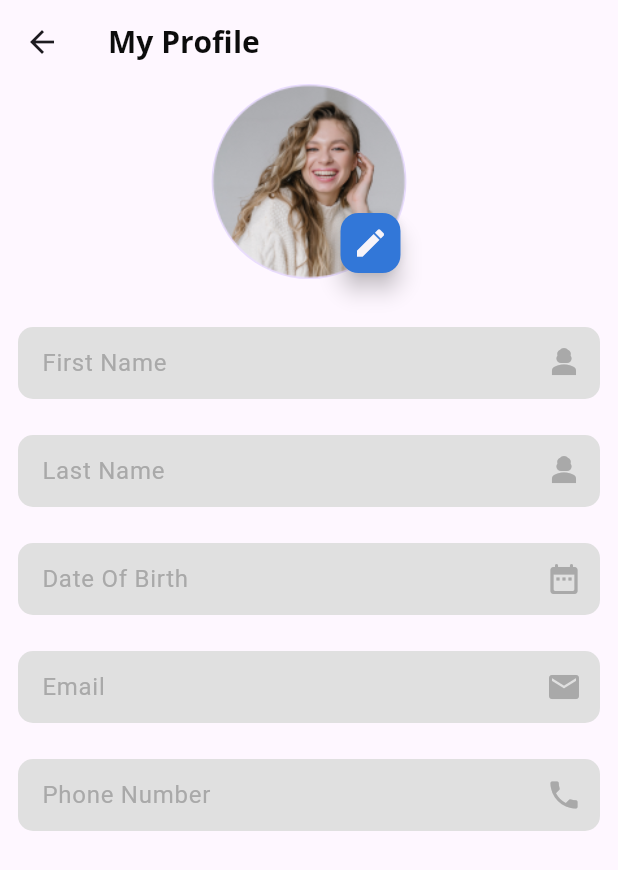
After one commit to kimoo112/Parking-Point, a Flutter app: the ProfileView screen opened directly, on a phone screen of 412 x 824 dp. The commit adds this screen. Shown: the top 870 px of the screen. Run offline on Flutter 3.47's test engine with Material 3 defaults, Android fonts, the phone set to English and light mode, and no system bars; our stand-ins replace circular_countdown_timer, flutter_map, geolocator, go_router, latlong2, permission_handler and 2 more; project files that could hold a hidden picture were left out.

Commit message:
Add ProfileView widget for displaying user profile information

```diff
--- a/lib/core/routes/app_router.dart
+++ b/lib/core/routes/app_router.dart
@@ -3,6 +3,8 @@ import 'package:parking_app/core/routes/routes.dart';
 import 'package:parking_app/features/auth/presentation/views/sign_up_view.dart';
 import 'package:parking_app/features/home/presentation/views/home_navbar.dart';
 import 'package:parking_app/features/home/presentation/views/home_view.dart';
+import 'package:parking_app/features/search/presentation/views/search_view.dart';
+import 'package:parking_app/features/timer/presentation/views/timer_view.dart';
 
 import '../../features/auth/presentation/views/sign_in_view.dart';
 import '../../features/on_boarding/presentation/views/on_boarding_view.dart';
@@ -34,5 +36,13 @@ final GoRouter router = GoRouter(
       path: homeNavbar,
       builder: (context, state) => const HomeNavBarWidget(),
     ),
+       GoRoute(
+      path: timerView,
+      builder: (context, state) => const TimerView(),
+    ),
+       GoRoute(
+      path: searchView,
+      builder: (context, state) => const SearchView(),
+    ),
   ],
 );
--- a/lib/core/routes/routes.dart
+++ b/lib/core/routes/routes.dart
@@ -1,4 +1,6 @@
 const homeView = "/homeView";
+const searchView = "/searchView";
+const timerView = "/timerView";
 const homeNavbar =  "/homeNavbar";
 const signInView = "/signInView";
 const signUpView =  "/signUpView";
--- a/lib/core/utils/app_assets.dart
+++ b/lib/core/utils/app_assets.dart
@@ -17,6 +17,10 @@ class Assets {
   /// assets/images/onboarding_3.png
   static const String imagesOnboarding3 = "assets/images/onboarding_3.png";
 
+  /// Assets for imagesProfilePicture
+  /// assets/images/profile_picture.png
+  static const String imagesProfilePicture = "assets/images/profile_picture.png";
+
   /// Assets for imagesSearchImage
   /// assets/images/search_image.png
   static const String imagesSearchImage = "assets/images/search_image.png";
--- a/lib/features/auth/presentation/widgets/custom_text_field.dart
+++ b/lib/features/auth/presentation/widgets/custom_text_field.dart
@@ -3,6 +3,7 @@ import 'package:parking_app/core/utils/app_colors.dart';
 
 class CustomTextField extends StatelessWidget {
   final String? hintText;
+  final bool isHavePrefix ;
   final TextEditingController? controller;
   final IconData? icon;
   final IconData? suffixIcon;
@@ -13,7 +14,7 @@ class CustomTextField extends StatelessWidget {
     this.controller,
     this.icon,
     this.suffixIcon,
-    this.onChanged,
+    this.onChanged, this.isHavePrefix= true,
   }) : super(key: key);
 
   @override
@@ -28,7 +29,7 @@ class CustomTextField extends StatelessWidget {
         onChanged: onChanged,
         controller: controller,
         decoration: InputDecoration(
-          prefixIcon: Icon(icon, color: AppColors.darkGrey),
+          prefixIcon:isHavePrefix? Icon(icon, color: AppColors.darkGrey):null,
           hintStyle: TextStyle(color: AppColors.darkGrey),
           hintText: hintText,
           suffixIcon: Icon(suffixIcon, color: AppColors.darkGrey),
--- a/lib/features/home/presentation/views/home_navbar.dart
+++ b/lib/features/home/presentation/views/home_navbar.dart
@@ -1,5 +1,6 @@
 import 'package:flutter/material.dart';
 import 'package:parking_app/features/home/presentation/views/home_view.dart';
+import 'package:parking_app/features/profile/presentation/views/profile_view.dart';
 import 'package:parking_app/features/search/presentation/views/search_view.dart';
 import 'package:parking_app/features/timer/presentation/views/timer_view.dart';
 import 'package:persistent_bottom_nav_bar/persistent_tab_view.dart';
@@ -39,7 +40,7 @@ List<Widget> _buildScreens() {
     const HomeView(),
     const SearchView(),
     const TimerView(),
-    const HomeView(),
+    const ProfileView(),
   ];
 }
 
--- /dev/null
+++ b/lib/features/profile/presentation/views/profile_view.dart
@@ -0,0 +1,49 @@
+import 'package:flutter/material.dart';
+import 'package:parking_app/core/utils/app_assets.dart';
+import 'package:parking_app/core/utils/app_colors.dart';
+import 'package:parking_app/core/utils/app_text_styles.dart';
+import 'package:parking_app/features/auth/presentation/widgets/custom_text_field.dart';
+
+class ProfileView extends StatelessWidget {
+  const ProfileView({Key? key}) : super(key: key);
+
+  @override
+  Widget build(BuildContext context) {
+    return Scaffold(
+      appBar: AppBar(
+          title: Text(
+        'My Profile',
+        style: CustomTextStyles.openSansBoldStyle20,
+      )),
+      body: SizedBox(
+        width: double.infinity,
+        child: Column(
+          crossAxisAlignment: CrossAxisAlignment.center,
+          children: <Widget>[
+            Stack(
+              alignment: AlignmentDirectional.bottomEnd,
+              children: [
+                const CircleAvatar(
+                  radius: 65,
+                  backgroundImage: AssetImage(Assets.imagesProfilePicture),
+                ),
+                FloatingActionButton(
+                  backgroundColor: AppColors.primaryColor,
+                  onPressed: () {},
+                  mini: true,
+                  child:  Icon(Icons.edit,color: AppColors.offWhite,),
+                ),
+              ],
+            ),
+            const SizedBox(height: 20),
+            const CustomTextField(isHavePrefix: false,suffixIcon: Icons.person_3_sharp,hintText: 'First Name',),
+            const CustomTextField(isHavePrefix: false,suffixIcon: Icons.person_3_sharp,hintText: 'Last Name',),
+            const CustomTextField(isHavePrefix: false,suffixIcon: Icons.date_range_rounded,hintText: 'Date Of Birth',),
+            const CustomTextField(isHavePrefix: false,suffixIcon: Icons.email,hintText: 'Email',),
+            const CustomTextField(isHavePrefix: false,suffixIcon: Icons.phone,hintText: 'Phone Number',),
+          ],
+        ),
+      ),
+    );
+  }
+}
```
Also changed, not shown: assets/images/profile_picture.png (added).
